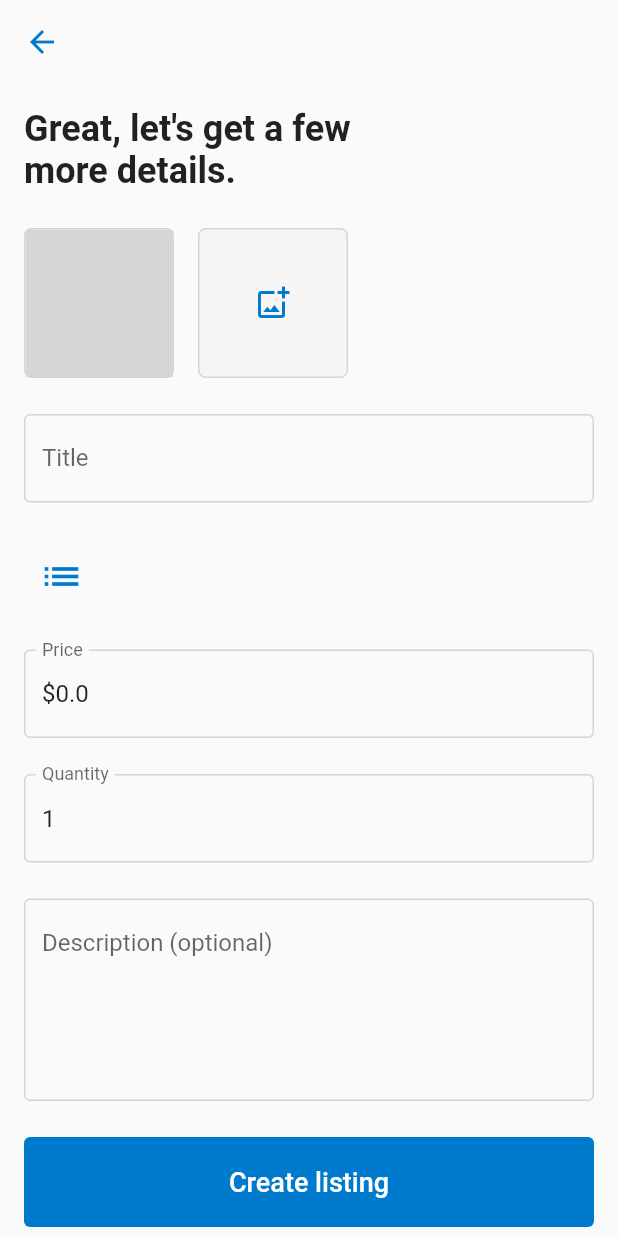
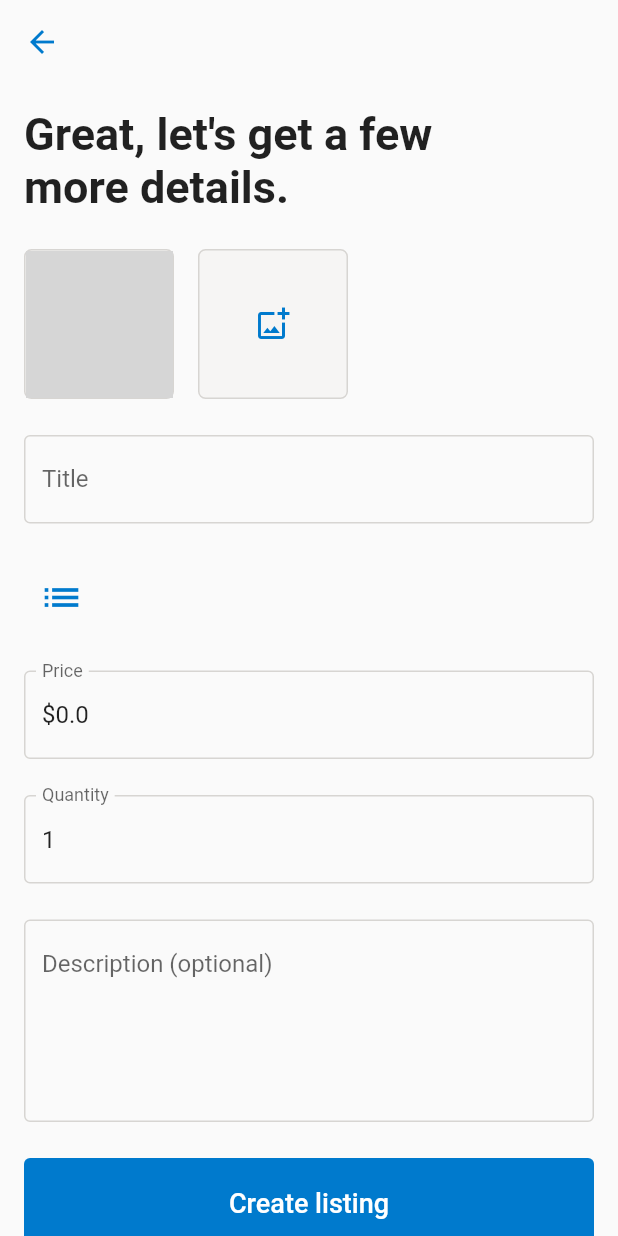
Before and after one commit to vanessa-lyn/flutter-scanner-app, a Flutter app: the FormPage screen opened directly with empty values, on a phone screen of 412 x 824 dp. Run offline on Flutter 3.47's test engine with Material 2 defaults, Android fonts, the phone set to English and light mode, and no system bars; drawn by our look-alikes of loading_overlay; missing offline and left inert: flutter_barcode_scanner; network calls fail; grey boxes are pictures that could not be loaded.

Commit message:
Fix font size.

```diff
--- a/lib/common/view/widgets/text_header.dart
+++ b/lib/common/view/widgets/text_header.dart
@@ -12,7 +12,7 @@ class TextHeader extends StatelessWidget {
     return Text(
       'Great, let\'s get a few\nmore details.',
       style: TextStyle(
-        fontSize: 24,
+        fontSize: 30,
         fontWeight: FontWeight.bold,
       ),
     );
--- a/lib/form/view/form_page.dart
+++ b/lib/form/view/form_page.dart
@@ -140,12 +140,12 @@ class FormPage extends StatelessWidget {
                                       children: [
                                         Text(model.listingTemplate.category,
                                             style: TextStyle(
-                                              fontSize: 16,
+                                              fontSize: 20,
                                             )),
                                         Text(
                                             model.listingTemplate.categoryPath,
                                             style: TextStyle(
-                                                fontSize: 10,
+                                                fontSize: 14,
                                                 color: AppColors.DARKGREY)),
                                       ])
                                 ],
```
Also changed, not shown: lib/success/view/success_page.dart (+6 -6 lines), 2 other files.
